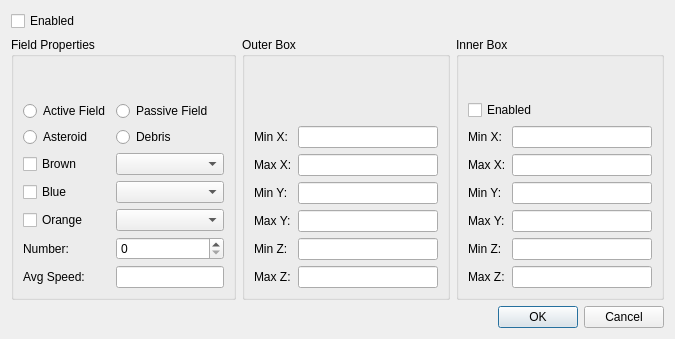
Above: qtfred/ui/AsteroidEditorDialog.ui from scp-fs2open/fs2open.github.com before the change. Below: the same form after it.
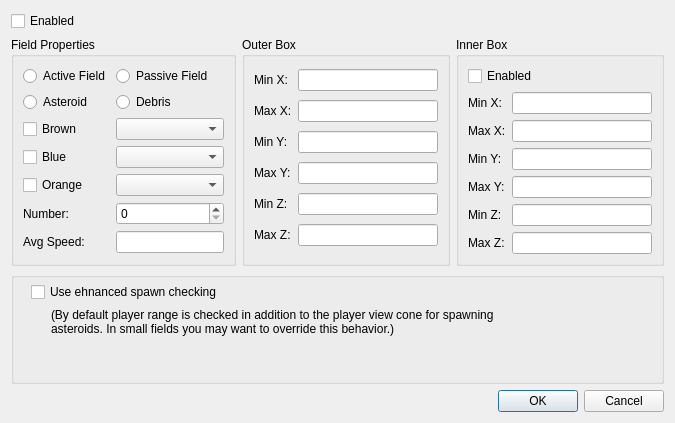
That is the form after the change.

The edit to the form file:
```diff
--- a/qtfred/ui/AsteroidEditorDialog.ui
+++ b/qtfred/ui/AsteroidEditorDialog.ui
@@ -7,7 +7,7 @@
     <x>0</x>
     <y>0</y>
     <width>675</width>
-    <height>339</height>
+    <height>423</height>
    </rect>
   </property>
   <property name="sizePolicy">
@@ -34,6 +34,8 @@
     </widget>
    </item>
    <item row="1" column="0">
+    <layout class="QVBoxLayout" name="verticalLayout">
+     <item>
     <layout class="QHBoxLayout" name="mainLayout">
      <item>
       <widget class="QGroupBox" name="fieldProperties">
@@ -47,27 +49,7 @@
         <string>Field Properties</string>
        </property>
        <layout class="QGridLayout" name="gridLayout_4">
-        <item row="2" column="0">
-         <widget class="QRadioButton" name="radioButtonActiveField">
-          <property name="text">
-           <string>Active Field</string>
-          </property>
-          <attribute name="buttonGroup">
-           <string notr="true">radioActivePassive</string>
-          </attribute>
-         </widget>
-        </item>
-        <item row="2" column="2">
-         <widget class="QRadioButton" name="radioButtonPassiveField">
-          <property name="text">
-           <string>Passive Field</string>
-          </property>
-          <attribute name="buttonGroup">
-           <string notr="true">radioActivePassive</string>
-          </attribute>
-         </widget>
-        </item>
-        <item row="4" column="0">
+          <item row="3" column="0">
          <widget class="QRadioButton" name="radioButtonAsteroid">
           <property name="text">
            <string>Asteroid</string>
@@ -77,78 +59,85 @@
           </attribute>
          </widget>
         </item>
-        <item row="4" column="2">
-         <widget class="QRadioButton" name="radioButtonShip">
+          <item row="7" column="2">
+           <widget class="QComboBox" name="debris1"/>
+          </item>
+          <item row="9" column="2">
+           <widget class="QComboBox" name="debris2"/>
+          </item>
+          <item row="1" column="2">
+           <widget class="QRadioButton" name="radioButtonPassiveField">
           <property name="text">
-           <string>Debris</string>
+             <string>Passive Field</string>
           </property>
           <attribute name="buttonGroup">
            <string notr="true">radioAsteroidDebris</string>
           </attribute>
          </widget>
         </item>
-        <item row="6" column="0">
+          <item row="5" column="0">
          <widget class="QCheckBox" name="checkBoxBrown">
           <property name="text">
            <string>Brown</string>
           </property>
          </widget>
         </item>
-        <item row="8" column="0">
+          <item row="3" column="2">
+           <widget class="QRadioButton" name="radioButtonShip">
+            <property name="text">
+             <string>Debris</string>
+            </property>
+            <attribute name="buttonGroup">
+             <string notr="true">radioAsteroidDebris</string>
+            </attribute>
+           </widget>
+          </item>
+          <item row="12" column="0">
+           <widget class="QLabel" name="labelAvgSpeed">
+            <property name="text">
+             <string>Avg Speed:</string>
+            </property>
+           </widget>
+          </item>
+          <item row="11" column="0">
+           <widget class="QLabel" name="labelNumber">
+            <property name="text">
+             <string>Number:</string>
+            </property>
+           </widget>
+          </item>
+          <item row="11" column="2">
+           <widget class="QSpinBox" name="spinBoxNumber"/>
+          </item>
+          <item row="7" column="0">
          <widget class="QCheckBox" name="checkBoxBlue">
           <property name="text">
            <string>Blue</string>
           </property>
          </widget>
         </item>
-        <item row="10" column="0">
+          <item row="9" column="0">
          <widget class="QCheckBox" name="checkBoxOrange">
           <property name="text">
            <string>Orange</string>
           </property>
          </widget>
         </item>
-        <item row="6" column="2">
-         <widget class="QComboBox" name="debris0"/>
-        </item>
-        <item row="8" column="2">
-         <widget class="QComboBox" name="debris1"/>
-        </item>
-        <item row="10" column="2">
-         <widget class="QComboBox" name="debris2"/>
-        </item>
-        <item row="12" column="0">
-         <widget class="QLabel" name="labelNumber">
-          <property name="text">
-           <string>Number:</string>
-          </property>
-         </widget>
-        </item>
         <item row="12" column="2">
-         <widget class="QSpinBox" name="spinBoxNumber"/>
-        </item>
-        <item row="13" column="0">
-         <widget class="QLabel" name="labelAvgSpeed">
-          <property name="text">
-           <string>Avg Speed:</string>
-          </property>
-         </widget>
-        </item>
-        <item row="13" column="2">
          <widget class="QLineEdit" name="lineEditAvgSpeed"/>
         </item>
         <item row="1" column="0">
-         <spacer name="verticalSpacerFieldProperties">
-          <property name="orientation">
-           <enum>Qt::Vertical</enum>
-          </property>
-          <property name="sizeHint" stdset="0">
-           <size>
-            <width>20</width>
-            <height>40</height>
-           </size>
-          </property>
-         </spacer>
+           <widget class="QRadioButton" name="radioButtonActiveField">
+            <property name="text">
+             <string>Active Field</string>
+            </property>
+            <attribute name="buttonGroup">
+             <string notr="true">radioActivePassive</string>
+            </attribute>
+           </widget>
+          </item>
+          <item row="5" column="2">
+           <widget class="QComboBox" name="debris0"/>
         </item>
        </layout>
       </widget>
@@ -159,78 +148,65 @@
         <string>Outer Box</string>
        </property>
        <layout class="QGridLayout" name="gridLayout_2">
-        <item row="1" column="0">
+          <item row="0" column="0">
          <widget class="QLabel" name="label_obox_minX">
           <property name="text">
            <string>Min X:</string>
           </property>
          </widget>
         </item>
-        <item row="1" column="1">
-         <widget class="QLineEdit" name="lineEdit_obox_minX"/>
-        </item>
         <item row="4" column="0">
-         <widget class="QLabel" name="label_obox_maxX">
-          <property name="text">
-           <string>Max X:</string>
-          </property>
-         </widget>
-        </item>
-        <item row="4" column="1">
-         <widget class="QLineEdit" name="lineEdit_obox_maxX"/>
-        </item>
-        <item row="5" column="0">
          <widget class="QLabel" name="label_obox_minY">
           <property name="text">
            <string>Min Y:</string>
           </property>
          </widget>
         </item>
-        <item row="5" column="1">
-         <widget class="QLineEdit" name="lineEdit_obox_minY"/>
-        </item>
-        <item row="6" column="0">
-         <widget class="QLabel" name="label_obox_maxY">
-          <property name="text">
-           <string>Max Y:</string>
-          </property>
-         </widget>
-        </item>
-        <item row="6" column="1">
-         <widget class="QLineEdit" name="lineEdit_obox_maxY"/>
-        </item>
-        <item row="8" column="0">
-         <widget class="QLabel" name="label_obox_minZ">
-          <property name="text">
-           <string>Min Z:</string>
-          </property>
-         </widget>
-        </item>
-        <item row="8" column="1">
+          <item row="7" column="1">
          <widget class="QLineEdit" name="lineEdit_obox_minZ"/>
         </item>
-        <item row="10" column="0">
+          <item row="3" column="0">
+           <widget class="QLabel" name="label_obox_maxX">
+            <property name="text">
+             <string>Max X:</string>
+            </property>
+           </widget>
+          </item>
+          <item row="0" column="1">
+           <widget class="QLineEdit" name="lineEdit_obox_minX"/>
+          </item>
+          <item row="5" column="0">
+           <widget class="QLabel" name="label_obox_maxY">
+            <property name="text">
+             <string>Max Y:</string>
+            </property>
+           </widget>
+          </item>
+          <item row="9" column="0">
          <widget class="QLabel" name="label_obox_maxZ">
           <property name="text">
            <string>Max Z:</string>
           </property>
          </widget>
         </item>
-        <item row="10" column="1">
+          <item row="4" column="1">
+           <widget class="QLineEdit" name="lineEdit_obox_minY"/>
+          </item>
+          <item row="7" column="0">
+           <widget class="QLabel" name="label_obox_minZ">
+            <property name="text">
+             <string>Min Z:</string>
+            </property>
+           </widget>
+          </item>
+          <item row="9" column="1">
          <widget class="QLineEdit" name="lineEdit_obox_maxZ"/>
         </item>
-        <item row="0" column="1">
-         <spacer name="verticalSpacerOuterBox">
-          <property name="orientation">
-           <enum>Qt::Vertical</enum>
-          </property>
-          <property name="sizeHint" stdset="0">
-           <size>
-            <width>20</width>
-            <height>40</height>
-           </size>
-          </property>
-         </spacer>
+          <item row="3" column="1">
+           <widget class="QLineEdit" name="lineEdit_obox_maxX"/>
+          </item>
+          <item row="5" column="1">
+           <widget class="QLineEdit" name="lineEdit_obox_maxY"/>
         </item>
        </layout>
       </widget>
@@ -241,92 +217,141 @@
         <string>Inner Box</string>
        </property>
        <layout class="QGridLayout" name="gridLayout_3">
-        <item row="1" column="0" colspan="2">
-         <widget class="QCheckBox" name="innerBoxEnabled">
-          <property name="text">
-           <string>Enabled</string>
-          </property>
-         </widget>
-        </item>
-        <item row="2" column="0">
-         <widget class="QLabel" name="label_ibox_minX">
-          <property name="text">
-           <string>Min X:</string>
-          </property>
-         </widget>
-        </item>
-        <item row="2" column="1">
-         <widget class="QLineEdit" name="lineEdit_ibox_minX"/>
-        </item>
-        <item row="4" column="0">
-         <widget class="QLabel" name="label_ibox_maxX">
-          <property name="text">
-           <string>Max X:</string>
-          </property>
-         </widget>
-        </item>
-        <item row="4" column="1">
+          <item row="3" column="1">
          <widget class="QLineEdit" name="lineEdit_ibox_maxX"/>
         </item>
-        <item row="6" column="0">
+          <item row="5" column="0">
          <widget class="QLabel" name="label_ibox_minY">
           <property name="text">
            <string>Min Y:</string>
           </property>
          </widget>
         </item>
-        <item row="6" column="1">
-         <widget class="QLineEdit" name="lineEdit_ibox_minY"/>
-        </item>
-        <item row="7" column="0">
-         <widget class="QLabel" name="label_ibox_maxY">
+          <item row="1" column="0">
+           <widget class="QLabel" name="label_ibox_minX">
           <property name="text">
-           <string>Max Y:</string>
+             <string>Min X:</string>
           </property>
          </widget>
         </item>
-        <item row="7" column="1">
-         <widget class="QLineEdit" name="lineEdit_ibox_maxY"/>
-        </item>
-        <item row="8" column="0">
+          <item row="1" column="1">
+           <widget class="QLineEdit" name="lineEdit_ibox_minX"/>
+          </item>
+          <item row="7" column="0">
          <widget class="QLabel" name="label_ibox_minZ">
           <property name="text">
            <string>Min Z:</string>
           </property>
          </widget>
         </item>
-        <item row="8" column="1">
+          <item row="9" column="1">
+           <widget class="QLineEdit" name="lineEdit_ibox_maxZ"/>
+          </item>
+          <item row="5" column="1">
+           <widget class="QLineEdit" name="lineEdit_ibox_minY"/>
+          </item>
+          <item row="7" column="1">
          <widget class="QLineEdit" name="lineEdit_ibox_minZ"/>
         </item>
-        <item row="10" column="0">
+          <item row="9" column="0">
          <widget class="QLabel" name="label_ibox_maxZ">
           <property name="text">
            <string>Max Z:</string>
           </property>
          </widget>
         </item>
-        <item row="10" column="1">
-         <widget class="QLineEdit" name="lineEdit_ibox_maxZ"/>
-        </item>
-        <item row="0" column="0">
-         <spacer name="verticalSpacerInnerBox">
-          <property name="orientation">
-           <enum>Qt::Vertical</enum>
-          </property>
-          <property name="sizeHint" stdset="0">
+          <item row="6" column="1">
+           <widget class="QLineEdit" name="lineEdit_ibox_maxY"/>
+          </item>
+          <item row="6" column="0">
+           <widget class="QLabel" name="label_ibox_maxY">
+            <property name="text">
+             <string>Max Y:</string>
+            </property>
+           </widget>
+          </item>
+          <item row="3" column="0">
+           <widget class="QLabel" name="label_ibox_maxX">
+            <property name="text">
+             <string>Max X:</string>
+            </property>
+           </widget>
+          </item>
+          <item row="0" column="0" colspan="2">
+           <widget class="QCheckBox" name="innerBoxEnabled">
+            <property name="text">
+             <string>Enabled</string>
+            </property>
+           </widget>
+          </item>
+         </layout>
+        </widget>
+       </item>
+      </layout>
+     </item>
+     <item>
+      <widget class="QGroupBox" name="groupBox">
+       <property name="title">
+        <string/>
+       </property>
+       <widget class="QCheckBox" name="enhancedFieldEnabled">
+        <property name="geometry">
+         <rect>
+          <x>20</x>
+          <y>10</y>
+          <width>653</width>
+          <height>20</height>
+         </rect>
+        </property>
+        <property name="sizePolicy">
+         <sizepolicy hsizetype="Preferred" vsizetype="Preferred">
+          <horstretch>0</horstretch>
+          <verstretch>0</verstretch>
+         </sizepolicy>
+        </property>
+        <property name="text">
+         <string>Use ehnanced spawn checking</string>
+        </property>
+       </widget>
+       <widget class="QLabel" name="label">
+        <property name="geometry">
+         <rect>
+          <x>40</x>
+          <y>30</y>
+          <width>450</width>
+          <height>40</height>
+         </rect>
+        </property>
+        <property name="sizePolicy">
+         <sizepolicy hsizetype="Preferred" vsizetype="Preferred">
+          <horstretch>0</horstretch>
+          <verstretch>0</verstretch>
+         </sizepolicy>
+        </property>
+        <property name="minimumSize">
            <size>
-            <width>20</width>
+          <width>0</width>
             <height>40</height>
            </size>
           </property>
-         </spacer>
-        </item>
-       </layout>
-      </widget>
+        <property name="maximumSize">
+         <size>
+          <width>500</width>
+          <height>200</height>
+         </size>
+        </property>
+        <property name="text">
+         <string>(By default player range is checked in addition to the player view cone for spawning asteroids. In small fields you may want to override this behavior.)</string>
+        </property>
+        <property name="wordWrap">
+         <bool>true</bool>
+        </property>
+       </widget>
+      </widget>
      </item>
     </layout>
    </item>
-   <item row="2" column="0">
+   <item row="3" column="0">
     <widget class="QDialogButtonBox" name="dialogButtonBox">
      <property name="standardButtons">
       <set>QDialogButtonBox::Cancel|QDialogButtonBox::Ok</set>
```
Left out of the diff: 16 changed lines with no effect on the pictures. Lines whose indentation alone changed are shown as unchanged.
